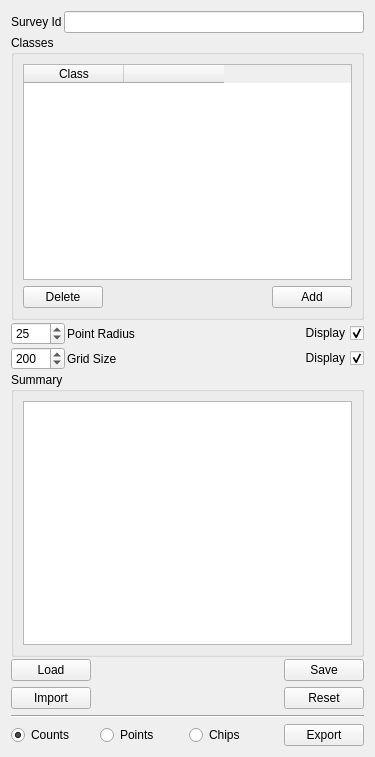
Before: the Qt Designer form ddg/point_widget.ui in persts/DotDotGoose, drawn with Qt 5.
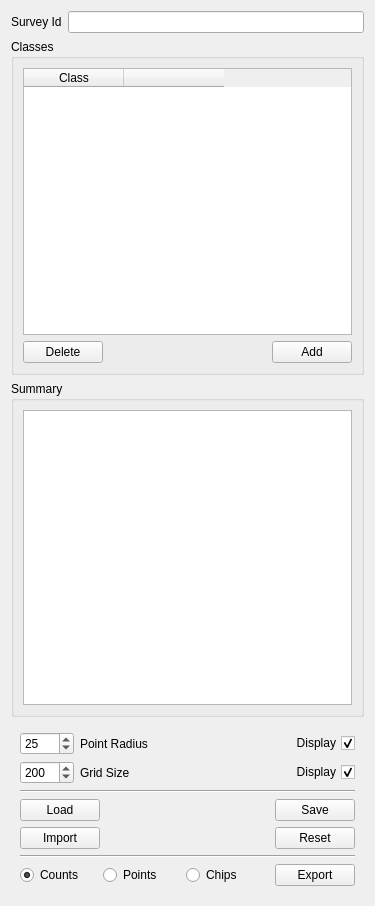
After: the same form once the commit is applied. Icons and pictures are not drawn.

Diff of the .ui file:
```diff
--- a/ddg/point_widget.ui
+++ b/ddg/point_widget.ui
@@ -7,16 +7,13 @@
     <x>0</x>
     <y>0</y>
     <width>375</width>
-    <height>757</height>
+    <height>906</height>
    </rect>
   </property>
   <property name="windowTitle">
    <string>Form</string>
   </property>
   <layout class="QVBoxLayout" name="verticalLayout_4">
-   <property name="spacing">
-    <number>2</number>
-   </property>
    <item>
     <layout class="QHBoxLayout" name="horizontalLayout_4">
      <item>
@@ -124,6 +121,21 @@
     </widget>
    </item>
    <item>
+    <widget class="QGroupBox" name="groupBox">
+     <property name="title">
+      <string>Summary</string>
+     </property>
+     <layout class="QVBoxLayout" name="verticalLayout_2">
+      <item>
+       <widget class="QTreeView" name="treeView"/>
+      </item>
+     </layout>
+    </widget>
+   </item>
+   <item>
+    <widget class="QFrame" name="frame_2">
+     <layout class="QVBoxLayout" name="verticalLayout_3">
+      <item>
     <layout class="QGridLayout" name="gridLayout">
      <item row="0" column="0">
       <widget class="QSpinBox" name="spinBoxPointRadius">
@@ -223,32 +235,12 @@
     </layout>
    </item>
    <item>
-    <widget class="QGroupBox" name="groupBox">
-     <property name="title">
-      <string>Summary</string>
-     </property>
-     <layout class="QVBoxLayout" name="verticalLayout_2">
-      <item>
-       <widget class="QTreeView" name="treeView"/>
-      </item>
-     </layout>
-    </widget>
-   </item>
-   <item>
-    <widget class="QFrame" name="frame_2">
-     <layout class="QVBoxLayout" name="verticalLayout_3">
-      <property name="leftMargin">
-       <number>0</number>
-      </property>
-      <property name="topMargin">
-       <number>0</number>
-      </property>
-      <property name="rightMargin">
-       <number>0</number>
-      </property>
-      <property name="bottomMargin">
-       <number>0</number>
-      </property>
+       <widget class="Line" name="line_2">
+        <property name="orientation">
+         <enum>Qt::Horizontal</enum>
+        </property>
+       </widget>
+      </item>
       <item>
        <layout class="QGridLayout" name="gridLayout_2">
         <item row="1" column="1">
```
Left out of the diff: 40 changed lines with no effect on the pictures. Lines whose indentation alone changed are shown as unchanged.
